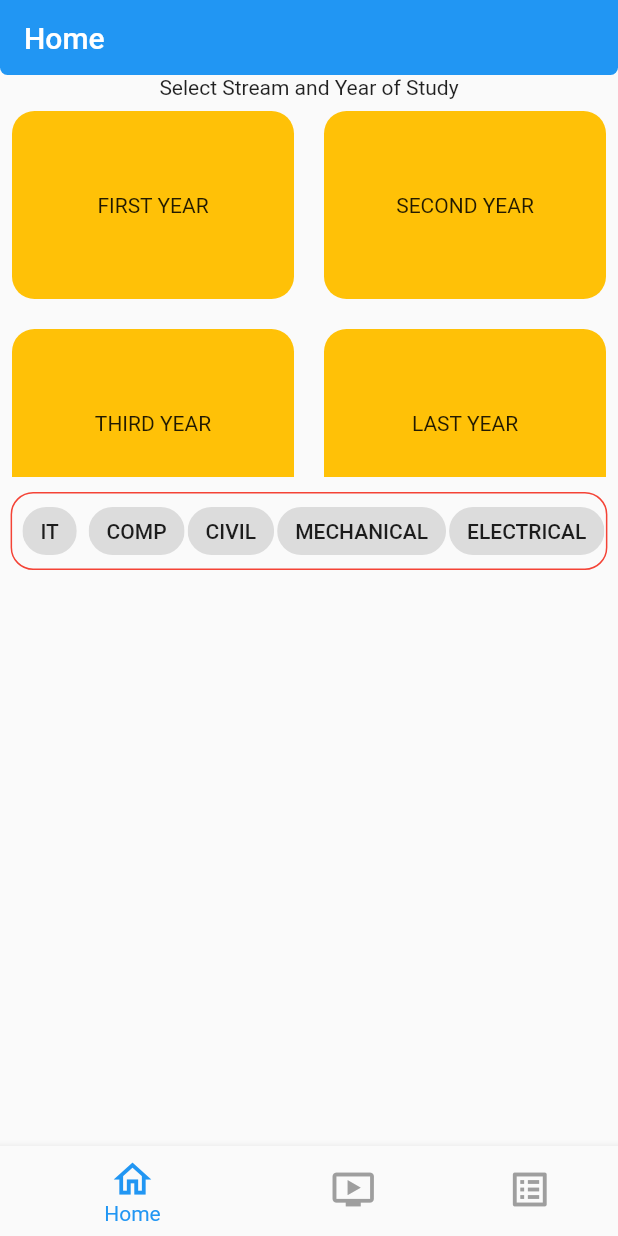
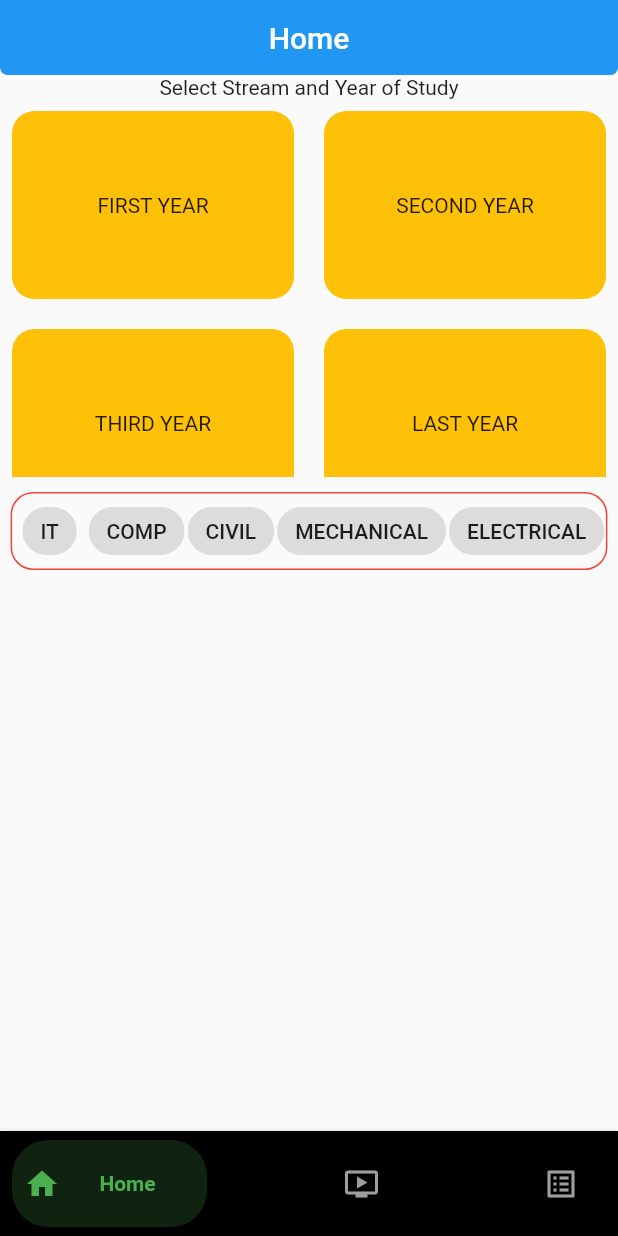
Before and after one commit to VaibhavPachpute21/Study-Buddy, a Flutter app: the screen it shows after launch, on a phone screen of 412 x 824 dp. Run offline on Flutter 3.47's test engine with Material 2 defaults, Android fonts, the phone set to English and light mode, and no system bars; our stand-ins replace dio, getwidget, permission_handler; missing offline and left inert: advance_pdf_viewer.

```diff
--- a/lib/CommonWidgets.dart
+++ b/lib/CommonWidgets.dart
@@ -1,5 +1,8 @@
 import 'package:flutter/material.dart';
+import 'package:study_buddy/AppTheme.dart';
 
+
+//StudyBuddy's AppBar
 class StudyBuddyAppBar extends StatefulWidget {
   const StudyBuddyAppBar({Key? key, required this.title}) : super(key: key);
   final String title;
@@ -11,9 +14,10 @@ class _StudyBuddyAppBarState extends State<StudyBuddyAppBar> {
   @override
   Widget build(BuildContext context) {
     return AppBar(
+      centerTitle: true,
       elevation: 0,
       title: Text(
-        widget.title,
+        "${widget.title}",
       ),
       automaticallyImplyLeading: false,
       shape: const RoundedRectangleBorder(
@@ -25,6 +29,8 @@ class _StudyBuddyAppBarState extends State<StudyBuddyAppBar> {
   }
 }
 
+
+//Choice Chip For Selecting Department
 class MultiSelectChip extends StatefulWidget {
   final List<String> reportList;
   final Function(String) onSelectionChanged;
@@ -77,40 +83,175 @@ class _MultiSelectChipState extends State<MultiSelectChip> {
   }
 }
 
-class StudyBuddyHorizontalist extends StatefulWidget {
-  const StudyBuddyHorizontalist({ Key? key }) : super(key: key);
+//Custom BottomNavigationBar
+class CustomAnimatedBottomBar extends StatelessWidget {
+
+  CustomAnimatedBottomBar({
+    Key? key,
+    this.selectedIndex = 0,
+    this.showElevation = true,
+    this.iconSize = 24,
+    this.backgroundColor,
+    this.itemCornerRadius = 50,
+    this.containerHeight = 56,
+    this.animationDuration = const Duration(milliseconds: 270),
+    this.mainAxisAlignment = MainAxisAlignment.spaceBetween,
+    required this.items,
+    required this.onItemSelected,
+    this.curve = Curves.linear,
+  }) : assert(items.length >= 2 && items.length <= 5),
+        super(key: key);
+  final int selectedIndex;
+  final double iconSize;
+  final Color? backgroundColor;
+  final bool showElevation;
+  final Duration animationDuration;
+  final List<BottomNavyBarItem> items;
+  final ValueChanged<int> onItemSelected;
+  final MainAxisAlignment mainAxisAlignment;
+  final double itemCornerRadius;
+  final double containerHeight;
+  final Curve curve;
 
   @override
-  _StudyBuddyHorizontalistState createState() => _StudyBuddyHorizontalistState();
+  Widget build(BuildContext context) {
+    final bgColor = backgroundColor ?? Theme.of(context).bottomAppBarColor;
+
+    return Container(
+      decoration: BoxDecoration(
+        color: bgColor,
+        boxShadow: [
+          if (showElevation)
+            const BoxShadow(
+              color: Colors.black12,
+              blurRadius: 2,
+            ),
+        ],
+      ),
+      child: SafeArea(
+        child: Container(
+          width: double.infinity,
+          height: containerHeight,
+          padding: const EdgeInsets.symmetric(vertical: 6, horizontal: 8),
+          child: Row(
+            mainAxisAlignment: mainAxisAlignment,
+            children: items.map((item) {
+              var index = items.indexOf(item);
+              return GestureDetector(
+                onTap: () => onItemSelected(index),
+                child: _ItemWidget(
+                  item: item,
+                  iconSize: iconSize,
+                  isSelected: index == selectedIndex,
+                  backgroundColor: bgColor,
+                  itemCornerRadius: itemCornerRadius,
+                  animationDuration: animationDuration,
+                  curve: curve,
+                ),
+              );
+            }).toList(),
+          ),
+        ),
+      ),
+    );
+  }
 }
 
-class _StudyBuddyHorizontalistState extends State<StudyBuddyHorizontalist> {
+class _ItemWidget extends StatelessWidget {
+  final double iconSize;
+  final bool isSelected;
+  final BottomNavyBarItem item;
+  final Color backgroundColor;
+  final double itemCornerRadius;
+  final Duration animationDuration;
+  final Curve curve;
+
+  const _ItemWidget({
+    Key? key,
+    required this.item,
+    required this.isSelected,
+    required this.backgroundColor,
+    required this.animationDuration,
+    required this.itemCornerRadius,
+    required this.iconSize,
+    this.curve = Curves.linear,
+  })  : super(key: key);
+
   @override
   Widget build(BuildContext context) {
-    return  SizedBox(
-                height: 150,
-                child: ListView.builder(
-                    scrollDirection: Axis.horizontal,
-                    itemCount: 4,
-                    padding: const EdgeInsets.all(5),
-                    itemBuilder: (contex, index) {
-                      return Padding(
-                        padding: const EdgeInsets.all(2.0),
-                        child: InkWell(
-                          onTap: () {},
-                          child: SizedBox(
-                            width: 100,
-                            child: Container(
-                              alignment: Alignment.center,
-                              child: Text("Book $index"),
-                              decoration: BoxDecoration(
-                                  color: Colors.amber,
-                                  borderRadius: BorderRadius.circular(15)),
-                            ),
-                          ),
+    return Semantics(
+      container: true,
+      selected: isSelected,
+      child: AnimatedContainer(
+        width: isSelected ? 130 : 50,
+        height: double.maxFinite,
+        duration: animationDuration,
+        curve: curve,
+        decoration: BoxDecoration(
+          color:
+          isSelected ? item.activeColor.withOpacity(0.2) : backgroundColor,
+          borderRadius: BorderRadius.circular(itemCornerRadius),
+        ),
+        child: SingleChildScrollView(
+          scrollDirection: Axis.horizontal,
+          physics: NeverScrollableScrollPhysics(),
+          child: Container(
+            width: isSelected ? 130 : 50,
+            padding: EdgeInsets.symmetric(horizontal: 8),
+            child: Row(
+              mainAxisSize: MainAxisSize.max,
+              mainAxisAlignment: MainAxisAlignment.start,
+              crossAxisAlignment: CrossAxisAlignment.center,
+              children: <Widget>[
+                IconTheme(
+                  data: IconThemeData(
+                    size: iconSize,
+                    color: isSelected
+                        ? item.activeColor.withOpacity(1)
+                        : item.inactiveColor == null
+                        ? item.activeColor
+                        : item.inactiveColor,
+                  ),
+                  child: item.icon,
+                ),
+                if (isSelected)
+                  Expanded(
+                    child: Container(
+                      padding: EdgeInsets.symmetric(horizontal: 4),
+                      child: DefaultTextStyle.merge(
+                        style: TextStyle(
+                          color: item.activeColor,
+                          fontWeight: FontWeight.bold,
                         ),
-                      );
-                    }),
-              );
+                        maxLines: 1,
+                        textAlign: item.textAlign,
+                        child: item.title,
+                      ),
+                    ),
+                  ),
+              ],
+            ),
+          ),
+        ),
+      ),
+    );
   }
 }
+
+class BottomNavyBarItem {
+
+  BottomNavyBarItem({
+    required this.icon,
+    required this.title,
+    this.activeColor = Colors.blue,
+    this.textAlign,
+    this.inactiveColor,
+  });
+
+  final Widget icon;
+  final Widget title;
+  final Color activeColor;
+  final Color? inactiveColor;
+  final TextAlign? textAlign;
+
+}
--- a/lib/LandingPage.dart
+++ b/lib/LandingPage.dart
@@ -1,7 +1,8 @@
 import 'package:flutter/material.dart';
-import 'package:study_buddy/Screens/HomePage.dart';
-import 'package:study_buddy/Screens/ToDoListPage.dart';
-import 'package:study_buddy/Screens/YTVideoPage.dart';
+import 'package:study_buddy/CommonWidgets.dart';
+import 'package:study_buddy/Screens/HomeScreens.dart/HomePage.dart';
+import 'package:study_buddy/Screens/HomeScreens.dart/ToDoListPage.dart';
+import 'package:study_buddy/Screens/HomeScreens.dart/YTVideoPage.dart';
 
 class LandingPage extends StatefulWidget {
   const LandingPage({Key? key}) : super(key: key);
@@ -12,6 +13,8 @@ class LandingPage extends StatefulWidget {
 
 class _HomeScreenState extends State<LandingPage> {
   int _selectedIndex = 0;
+  int _currentIndex = 0;
+  final _inactiveColor = Colors.grey;
   final List<Widget> _widgetOption = [
     const HomePage(),
     const YTVideoPage(),
@@ -33,13 +36,14 @@ class _HomeScreenState extends State<LandingPage> {
   Widget build(BuildContext context) {
     return Scaffold(
       body: Center(
-        child: _widgetOption.elementAt(_selectedIndex),
+        child: _widgetOption.elementAt(_currentIndex),
       ),
-      bottomNavigationBar: bottomNav(),
+      bottomNavigationBar:_buildBottomBar(),
+     // bottomNavigationBar: bottomNav(),
     );
   }
 
-  Widget bottomNav() {
+  Widget odlBottomNav() {
     return BottomNavigationBar(
       items: const <BottomNavigationBarItem>[
         BottomNavigationBarItem(
@@ -63,4 +67,43 @@ class _HomeScreenState extends State<LandingPage> {
       elevation: 5,
     );
   }
+
+Widget _buildBottomBar(){
+    return CustomAnimatedBottomBar(
+      containerHeight: 70,
+      backgroundColor: Colors.black,
+      selectedIndex: _currentIndex,
+      showElevation: true,
+      itemCornerRadius: 24,
+      curve: Curves.easeIn,
+      onItemSelected: (index) => setState(() => _currentIndex = index),
+      items: <BottomNavyBarItem>[
+        BottomNavyBarItem(
+          icon: const Icon(Icons.home),
+          title: const Text('Home'),
+          activeColor: Colors.green,
+          inactiveColor: _inactiveColor,
+          textAlign: TextAlign.center,
+        ),
+        BottomNavyBarItem(
+          icon: const Icon(Icons.ondemand_video),
+          title: const Text('YT Video'),
+          activeColor: Colors.purpleAccent,
+          inactiveColor: _inactiveColor,
+          textAlign: TextAlign.center,
+        ),
+        BottomNavyBarItem(
+          icon: const Icon(Icons.list_alt_outlined),
+          title: const Text(
+            "MyToDo's",
+          ),
+          activeColor: Colors.pink,
+          inactiveColor: _inactiveColor,
+          textAlign: TextAlign.center,
+         ),
+      ],
+    );
+  }
+
+
 }
--- a/lib/Screens/HomePage.dart
+++ /dev/null
@@ -1,99 +0,0 @@
-import 'package:flutter/material.dart';
-import 'package:getwidget/getwidget.dart';
-import 'package:study_buddy/CommonWidgets.dart';
-import 'package:study_buddy/Screens/SubjectListPage.dart';
-
-class HomePage extends StatefulWidget {
-  const HomePage({Key? key}) : super(key: key);
-
-  @override
-  _HomePageState createState() => _HomePageState();
-}
-
-class _HomePageState extends State<HomePage> {
-  List<String> departmentList = ["IT","COMP","CIVIL","MECHANICAL","ELECTRICAL"];
-  String? selectedYear;
-  String? selectedDept;
-  List<String> yearOfStudy = ["FIRST YEAR","SECOND YEAR","THIRD YEAR","LAST YEAR"];
-
-  @override
-  Widget build(BuildContext context) {
-    return Scaffold(
-
-      appBar: const PreferredSize(
-          preferredSize: Size.fromHeight(50),
-          child: StudyBuddyAppBar(
-            title: "Home",
-          )),
-      body: ListView(
-        children: [
-          Column(
-            //crossAxisAlignment: CrossAxisAlignment.center,
-            children: [
-              const Center(child: Text("Select Stream and Year of Study")),
-              gridContainers(),
-              MultiSelectChip(
-                departmentList,
-                onSelectionChanged: (selectedList) {
-                  setState(() {
-                    selectedDept = selectedList;
-
-                    print(selectedList);
-                  });
-                  showToastMSG(selectedDept);
-
-                },
-              ),
-            ],
-          )
-        ],
-      ),
-    );
-  }
-
-showToastMSG(msg){
-  return GFToast.showToast("$msg", context,toastPosition:GFToastPosition.BOTTOM );
-}
-
-  Widget gridContainers() {
-    return SizedBox(
-      height: 260,
-      child: Padding(
-        padding: const EdgeInsets.all(8.0),
-        child: GridView.builder(
-            gridDelegate: const SliverGridDelegateWithMaxCrossAxisExtent(
-                maxCrossAxisExtent: 200,
-                childAspectRatio: 3 / 2,
-                crossAxisSpacing: 20,
-                mainAxisSpacing: 20),
-            itemCount: yearOfStudy.length,
-            itemBuilder: (BuildContext ctx, index) {
-              return InkWell(
-                onTap: () {
-                  if(selectedDept!=null){
-                     setState(() {
-                    selectedYear=yearOfStudy[index];
-                  });
-                 showToastMSG(selectedYear);
-                 Navigator.push(context, MaterialPageRoute(builder:(contex)=>SubjectListPage(dept:selectedDept,year:selectedYear) ));
-                  }else{
-                    showToastMSG("First Select Department");
-                  }
-
-                  print(yearOfStudy[index]);
-                },
-                child: Container(
-                  alignment: Alignment.center,
-                  child: Text(yearOfStudy[index]),
-                  decoration: BoxDecoration(
-                      color: Colors.amber,
-                      borderRadius: BorderRadius.circular(15)),
-                ),
-              );
-            }),
-      ),
-    );
-  }
-
-
-}
--- /dev/null
+++ b/lib/Screens/HomeScreens.dart/HomePage.dart
@@ -0,0 +1,171 @@
+import 'package:flutter/material.dart';
+import 'package:getwidget/getwidget.dart';
+import 'package:study_buddy/CommonWidgets.dart';
+import 'package:study_buddy/Screens/SubjectListPage.dart';
+
+class HomePage extends StatefulWidget {
+  const HomePage({Key? key}) : super(key: key);
+
+  @override
+  _HomePageState createState() => _HomePageState();
+}
+
+class _HomePageState extends State<HomePage> {
+  List<String> departmentList = [
+    "IT",
+    "COMP",
+    "CIVIL",
+    "MECHANICAL",
+    "ELECTRICAL"
+  ];
+   List<String> yearOfStudy = [
+    "FIRST YEAR",
+    "SECOND YEAR",
+    "THIRD YEAR",
+    "LAST YEAR"
+  ];
+    final _inactiveColor = Colors.grey;
+  int _currentIndex = 0;
+  String? selectedYear;
+  String? selectedDept;
+
+
+  @override
+  Widget build(BuildContext context) {
+    return Scaffold(
+      appBar: const PreferredSize(
+          preferredSize: Size.fromHeight(50),
+          child: StudyBuddyAppBar(title: "Home",)),
+      body: ListView(
+        children: [
+          Column(
+            children: [
+              const Center(child: Text("Select Stream and Year of Study")),
+              gridContainers(),
+
+              MultiSelectChip(
+                departmentList,
+                onSelectionChanged: (selectedList) {
+                  setState(() {
+                    selectedDept = selectedList;
+
+                    print(selectedList);
+                  });
+                  showToastMSG(selectedDept);
+                },
+              ),
+
+            ],
+          )
+        ],
+      ),
+    );
+  }
+
+  showToastMSG(msg) {
+    return GFToast.showToast("$msg", context,
+        toastPosition: GFToastPosition.BOTTOM);
+  }
+
+  Widget gridContainers() {
+    return SizedBox(
+      height: 260,
+      child: Padding(
+        padding: const EdgeInsets.all(8.0),
+        child: GridView.builder(
+            gridDelegate: const SliverGridDelegateWithMaxCrossAxisExtent(
+                maxCrossAxisExtent: 200,
+                childAspectRatio: 3 / 2,
+                crossAxisSpacing: 20,
+                mainAxisSpacing: 20),
+            itemCount: yearOfStudy.length,
+            itemBuilder: (BuildContext ctx, index) {
+              return InkWell(
+                onTap: () {
+                  if (selectedDept != null) {
+                    setState(() {
+                      selectedYear = yearOfStudy[index];
+                    });
+                    showToastMSG(selectedYear);
+                    Navigator.push(
+                        context,
+                        MaterialPageRoute(
+                            builder: (contex) => SubjectListPage(
+                                dept: selectedDept, year: selectedYear)));
+                  } else {
+                    showToastMSG("First Select Department");
+                  }
+
+                  print(yearOfStudy[index]);
+                },
+                child: Container(
+                  alignment: Alignment.center,
+                  child: Text(yearOfStudy[index]),
+                  decoration: BoxDecoration(
+                      color: Colors.amber,
+                      borderRadius: BorderRadius.circular(15)),
+                ),
+              );
+            }),
+      ),
+    );
+  }
+
+
+Widget _buildBottomBar(){
+    return CustomAnimatedBottomBar(
+      containerHeight: 70,
+      backgroundColor: Colors.black,
+      selectedIndex: _currentIndex,
+      showElevation: true,
+      itemCornerRadius: 24,
+      curve: Curves.easeIn,
+      onItemSelected: (index) => setState(() => _currentIndex = index),
+      items: <BottomNavyBarItem>[
+        BottomNavyBarItem(
+          icon: const Icon(Icons.home),
+          title: const Text('CSE'),
+          activeColor: Colors.green,
+          inactiveColor: _inactiveColor,
+          textAlign: TextAlign.center,
+        ),
+        BottomNavyBarItem(
+          icon: const Icon(Icons.ondemand_video),
+          title: const Text('CIVIL'),
+          activeColor: Colors.purpleAccent,
+          inactiveColor: _inactiveColor,
+          textAlign: TextAlign.center,
+        ),
+        BottomNavyBarItem(
+          icon: const Icon(Icons.list_alt_outlined),
+          title: const Text(
+            "MECHANICAL",
+          ),
+          activeColor: Colors.pink,
+          inactiveColor: _inactiveColor,
+          textAlign: TextAlign.center,
+         ),
+         BottomNavyBarItem(
+          icon: const Icon(Icons.list_alt_outlined),
+          title: const Text(
+            "ELECTRICAL",
+          ),
+          activeColor: Colors.pink,
+          inactiveColor: _inactiveColor,
+          textAlign: TextAlign.center,
+         ),
+         BottomNavyBarItem(
+          icon: const Icon(Icons.list_alt_outlined),
+          title: const Text(
+            "ELECTRONIC",style:TextStyle(fontSize:10),
+          ),
+          activeColor: Colors.pink,
+          inactiveColor: _inactiveColor,
+          textAlign: TextAlign.center,
+         ),
+      ],
+    );
+  }
+
+
+}
--- a/lib/main.dart
+++ b/lib/main.dart
@@ -13,9 +13,9 @@ class MyApp extends StatelessWidget {
     return MaterialApp(
       debugShowCheckedModeBanner: false,
       title: 'Study Buddy',
-      theme: ThemeData(
-        primarySwatch: Colors.blue,
-      ),
+      // theme: ThemeData.dark(
+
+      // ),
       home: const LandingPage(),
     );
   }
--- a/pubspec.yaml
+++ b/pubspec.yaml
@@ -35,6 +35,9 @@ dependencies:
   # Use with the CupertinoIcons class for iOS style icons.
   cupertino_icons: ^1.0.2
   getwidget: ^2.0.4
+  dio: ^4.0.4
+  path_provider: ^2.0.9
+  permission_handler: ^9.0.1
   advance_pdf_viewer: ^2.0.1
 
 dev_dependencies:
```
Also changed, not shown: lib/AppTheme.dart (added, +7 -0 lines), lib/Screens/HomeScreens.dart/YTVideoPage.dart (added, +132 -0 lines), lib/Screens/YTVideoPage.dart (deleted, +0 -22 lines), lib/Screens/HomeScreens.dart/ToDoListPage.dart (renamed from lib/Screens/ToDoListPage.dart), lib/Screens/PDFViewer.dart (line endings or trailing spaces), pubspec.lock, 2 other files.
